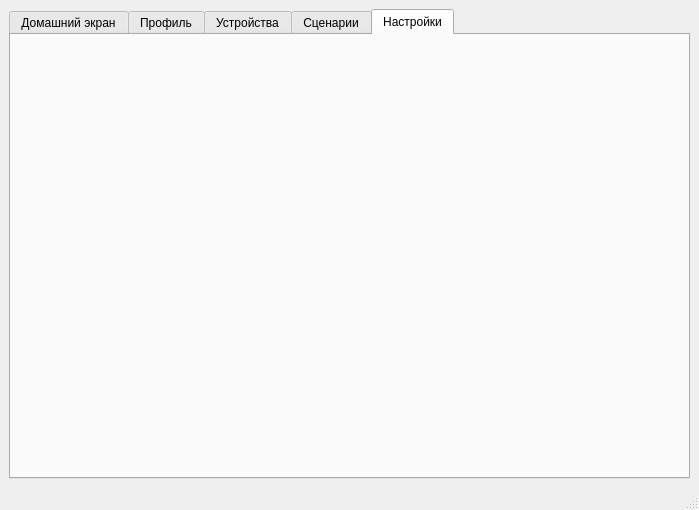
First picture: the form in mainwindow_denis.ui, repository MrFireDeN/SmartHome, before the edit.
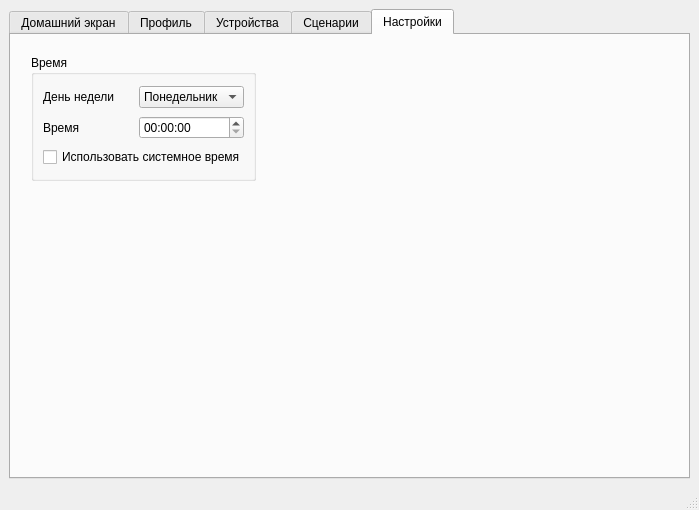
Second picture: the form after the edit. The open tabs and pages were chosen to show the change.

```diff
--- a/mainwindow_denis.ui
+++ b/mainwindow_denis.ui
@@ -240,6 +240,84 @@
        <attribute name="title">
         <string>Настройки</string>
        </attribute>
+       <widget class="QGroupBox" name="groupBoxTime">
+        <property name="geometry">
+         <rect>
+          <x>20</x>
+          <y>20</y>
+          <width>225</width>
+          <height>126</height>
+         </rect>
+        </property>
+        <property name="title">
+         <string>Время</string>
+        </property>
+        <layout class="QGridLayout" name="gridLayout_4">
+         <item row="0" column="0">
+          <widget class="QLabel" name="labelWeekday">
+           <property name="text">
+            <string>День недели</string>
+           </property>
+          </widget>
+         </item>
+         <item row="0" column="1">
+          <widget class="QComboBox" name="comboBoxWeekday">
+           <item>
+            <property name="text">
+             <string>Понедельник</string>
+            </property>
+           </item>
+           <item>
+            <property name="text">
+             <string>Вторник</string>
+            </property>
+           </item>
+           <item>
+            <property name="text">
+             <string>Среда</string>
+            </property>
+           </item>
+           <item>
+            <property name="text">
+             <string>Четверг</string>
+            </property>
+           </item>
+           <item>
+            <property name="text">
+             <string>Пятница</string>
+            </property>
+           </item>
+           <item>
+            <property name="text">
+             <string>Суббота</string>
+            </property>
+           </item>
+           <item>
+            <property name="text">
+             <string>Воскресенье</string>
+            </property>
+           </item>
+          </widget>
+         </item>
+         <item row="1" column="0">
+          <widget class="QLabel" name="labelGlobalTime">
+           <property name="text">
+            <string>Время</string>
+           </property>
+          </widget>
+         </item>
+         <item row="1" column="1">
+          <widget class="QTimeEdit" name="timeEditGlobalTime"/>
+         </item>
+         <item row="2" column="0" colspan="2">
+          <widget class="QCheckBox" name="checkBoxSystemTime">
+           <property name="text">
+            <string>Использовать системное время</string>
+           </property>
+          </widget>
+         </item>
+        </layout>
+       </widget>
       </widget>
      </widget>
     </item>
```
